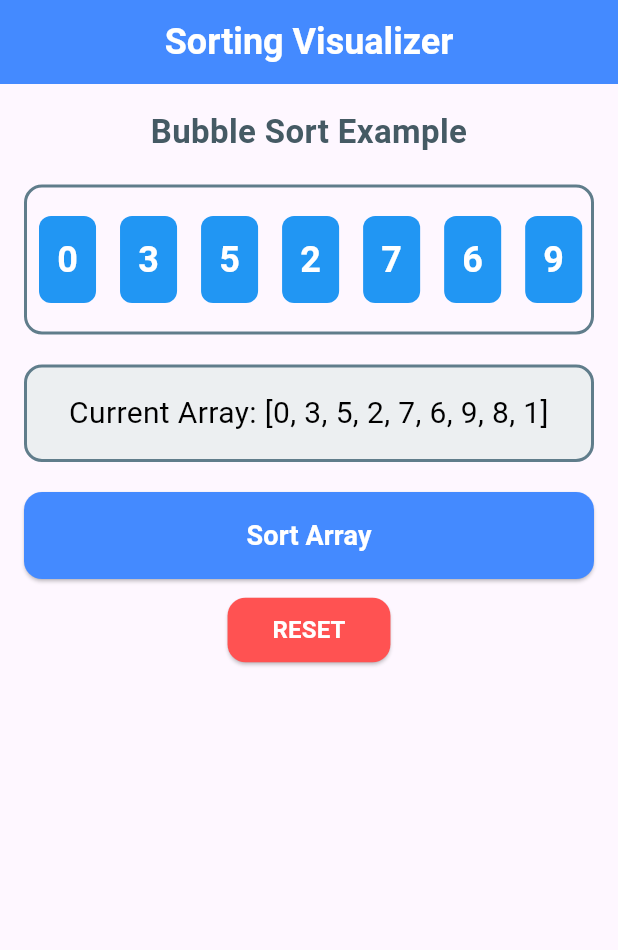
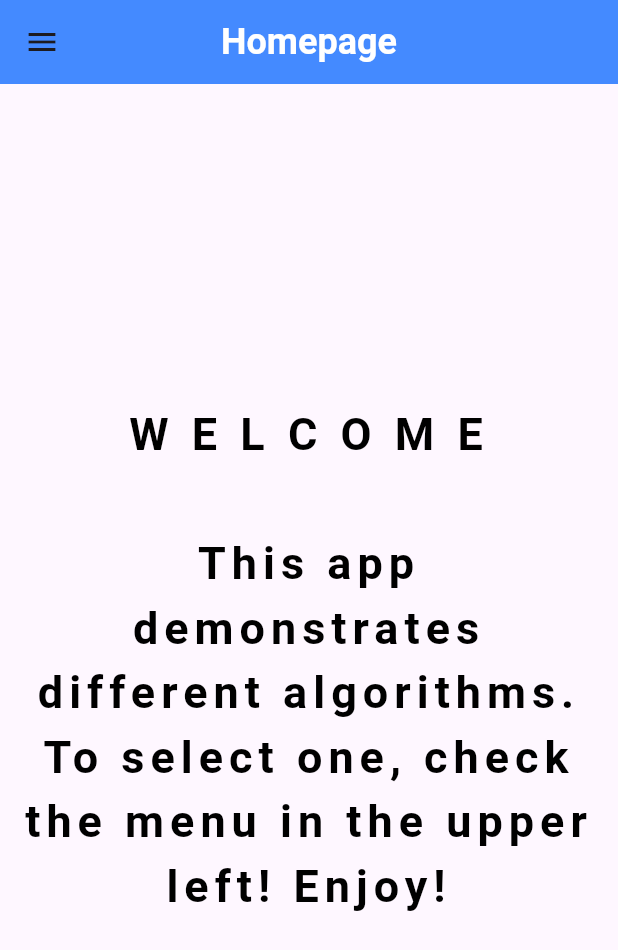
Before and after one commit to jwhatrucoding/Simple-Algorithm-Visualizer, a Flutter app: the screen it shows after launch, on a phone screen of 412 x 824 dp. Shown: the top 950 px of the screen. Run offline on Flutter 3.47's test engine with Material 3 defaults, Android fonts, the phone set to English and light mode, and no system bars.

Commit message:
Added Homepage + Menu

```diff
--- a/lib/pages/home_page.dart
+++ b/lib/pages/home_page.dart
@@ -1,4 +1,5 @@
 import 'package:flutter/material.dart';
+import 'package:sorting_visualizer/pages/bubble_sort.dart'; // Import the BubbleSort page
 
 class HomePage extends StatefulWidget {
   const HomePage({super.key});
@@ -8,48 +9,12 @@ class HomePage extends StatefulWidget {
 }
 
 class _HomePageState extends State<HomePage> {
-  // Variables
-  final List<int> originalArray = [0, 3, 5, 2, 7, 6, 9, 8, 1];
-  List<int> numberArray = [0, 3, 5, 2, 7, 6, 9, 8, 1];
-  String _displayedText = "Current Array: ";
-
-  // Bubble Sort Algorithm
-  List<int> bubbleSort(List<int> inputList) {
-    List<int> list = List.from(inputList);
-    int n = list.length;
-    for (int i = 0; i < n - 1; i++) {
-      for (int j = 0; j < n - i - 1; j++) {
-        if (list[j] > list[j + 1]) {
-          int temp = list[j];
-          list[j] = list[j + 1];
-          list[j + 1] = temp;
-        }
-      }
-    }
-    return list;
-  }
-
-  void onPressedSort() {
-    List<int> _resultOfSort = bubbleSort(numberArray);
-    setState(() {
-      _displayedText = "Sorted Array: ";
-      numberArray = _resultOfSort;
-    });
-  }
-
-  void onPressedReset() {
-    setState(() {
-      _displayedText = "Current Array: ";
-      numberArray = List.from(originalArray); // Reset to original array
-    });
-  }
-
   @override
   Widget build(BuildContext context) {
     return Scaffold(
       appBar: AppBar(
         title: Text(
-          "Sorting Visualizer",
+          "Homepage",
           style: TextStyle(
             color: Colors.white,
             fontWeight: FontWeight.bold,
@@ -59,117 +24,60 @@ class _HomePageState extends State<HomePage> {
         backgroundColor: Colors.blueAccent,
         centerTitle: true,
       ),
-      body: Padding(
-        padding: const EdgeInsets.all(16.0),
-        child: Column(
-          crossAxisAlignment: CrossAxisAlignment.stretch,
+      drawer: Drawer(
+        backgroundColor: Colors.white,
+        child: ListView(
+          padding: EdgeInsets.zero,
           children: [
-            Text(
-              "Bubble Sort Example",
-              textAlign: TextAlign.center,
-              style: TextStyle(
-                fontSize: 22,
-                fontWeight: FontWeight.bold,
-                color: Colors.blueGrey[700],
-              ),
-            ),
-            SizedBox(height: 20),
-            // Horizontal display of numbers
-            Container(
-              height: 100,
+            DrawerHeader(
               decoration: BoxDecoration(
-                border: Border.all(color: Colors.blueGrey, width: 2),
-                borderRadius: BorderRadius.circular(12),
-              ),
-              child: Center(
-                child: SingleChildScrollView(
-                  scrollDirection: Axis.horizontal,
-                  child: Row(
-                    mainAxisAlignment: MainAxisAlignment.center,
-                    children: numberArray.map((number) {
-                      return Container(
-                        margin: const EdgeInsets.symmetric(horizontal: 8.0),
-                        padding: const EdgeInsets.all(12.0),
-                        decoration: BoxDecoration(
-                          color: Colors.blue,
-                          borderRadius: BorderRadius.circular(8),
+                color: Colors.grey,
               ),
               child: Text(
-                          "$number",
+                'Menu',
                 style: TextStyle(
+                  color: Colors.white,
                   fontSize: 24,
-                            fontWeight: FontWeight.bold,
-                            color: Colors.white,
-                          ),
-                        ),
-                      );
-                    }).toList(),
                 ),
               ),
             ),
+            ListTile(
+              leading: Icon(Icons.home,),
+              title: Text('Home'),
+              onTap: () {
+                // Close the drawer
+                Navigator.pop(context);
+              },
             ),
-            SizedBox(height: 20),
-            // Current array display
-            Container(
-              padding: EdgeInsets.all(16),
-              decoration: BoxDecoration(
-                color: Colors.blueGrey[50],
-                borderRadius: BorderRadius.circular(12),
-                border: Border.all(color: Colors.blueGrey, width: 2),
+            ListTile(
+              leading: Icon(Icons.sort),
+              title: Text('Bubble Sort Algorithm'),
+              onTap: () {
+                // Navigate to BubbleSort page
+                Navigator.push(
+                  context,
+                  MaterialPageRoute(
+                    builder: (context) => BubbleSort(),
                   ),
-              child: Text(
-                _displayedText + numberArray.toString(),
-                textAlign: TextAlign.center,
-                style: TextStyle(
-                  fontSize: 20,
-                  color: Colors.black,
+                );
+              },
+            ),
+          ],
         ),
       ),
-            ),
-            SizedBox(height: 20),
-            // Sort button
-            ElevatedButton(
-              onPressed: onPressedSort,
-              style: ElevatedButton.styleFrom(
-                padding: EdgeInsets.symmetric(vertical: 16),
-                backgroundColor: Colors.blueAccent,
-                shape: RoundedRectangleBorder(
-                  borderRadius: BorderRadius.circular(12),
+      body: Center(
+        child: Padding(
+          padding: const EdgeInsets.all(12.0),
+          child: Text(
+            "W E L C O M E\n\nThis app demonstrates different algorithms. To select one, check the menu in the upper left! Enjoy!",
+            textAlign: TextAlign.center, // Centers the text
+            style: TextStyle(
+              fontSize: 30,
+              fontWeight: FontWeight.bold,
+              letterSpacing: 4, // Adds spacing between letters
+              color: Colors.black, // Highlight the word "WELCOME"
             ),
           ),
-              child: Text(
-                "Sort Array",
-                style: TextStyle(
-                  fontSize: 18,
-                  fontWeight: FontWeight.bold,
-                  color: Colors.white,
-                ),
-              ),
-            ),
-            SizedBox(height: 10),
-            // RESET button
-            Align(
-              alignment: Alignment.center,
-              child: ElevatedButton(
-                onPressed: onPressedReset,
-                style: ElevatedButton.styleFrom(
-                  padding: EdgeInsets.symmetric(horizontal: 30, vertical: 10),
-                  backgroundColor: Colors.redAccent,
-                  shape: RoundedRectangleBorder(
-                    borderRadius: BorderRadius.circular(12),
-                  ),
-                ),
-                child: Text(
-                  "RESET",
-                  style: TextStyle(
-                    fontSize: 16,
-                    fontWeight: FontWeight.bold,
-                    color: Colors.white,
-                  ),
-                ),
-              ),
-            ),
-          ],
         ),
       ),
     );
```
Also changed, not shown: lib/pages/bubble_sort.dart (added, +180 -0 lines). Lines whose indentation alone changed are shown as unchanged.
